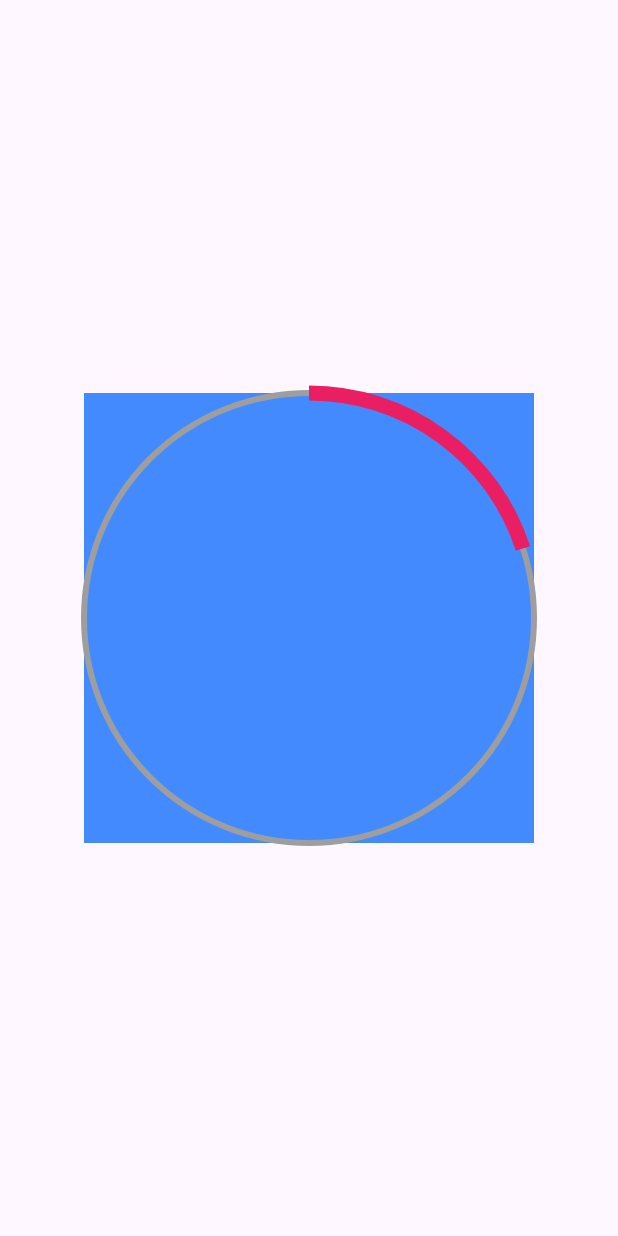
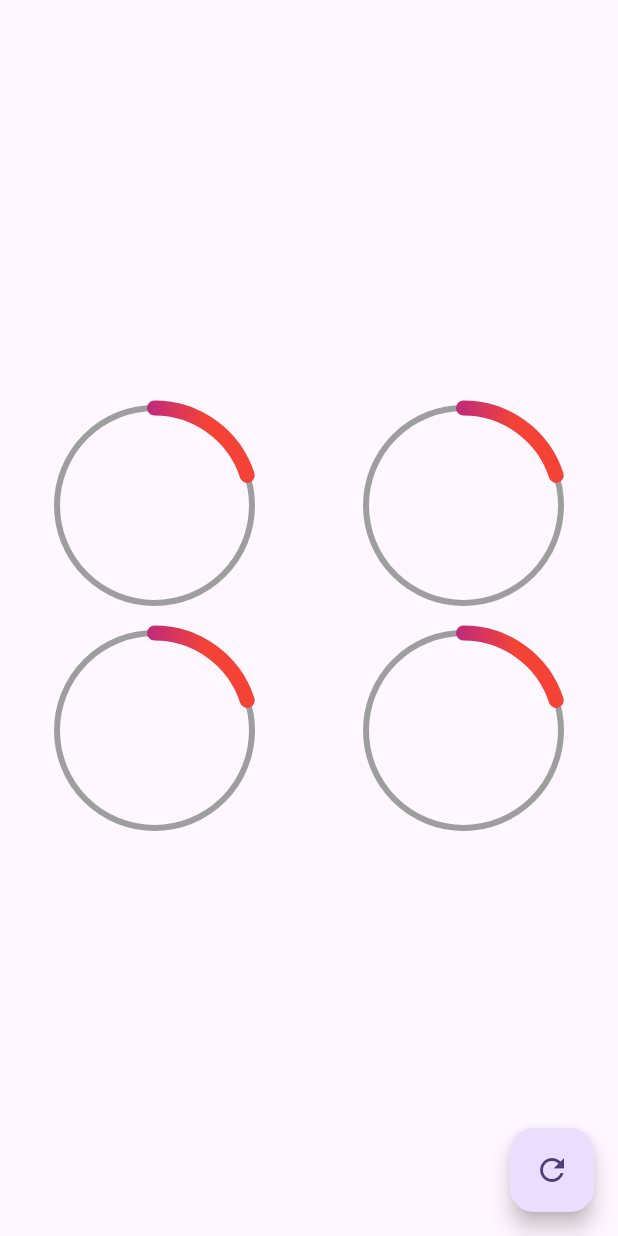
Before and after one commit to joseluiszamora/flutter_circular_progress_painter, a Flutter app: the screen it shows after launch, on a phone screen of 412 x 824 dp. Run offline on Flutter 3.47's test engine with Material 3 defaults, Android fonts, the phone set to English and light mode, and no system bars.

Commit message:
gradient loaders

```diff
--- a/lib/main.dart
+++ b/lib/main.dart
@@ -1,4 +1,5 @@
-import 'package:circular_progress_painter/src/pages/circular_progress_page.dart';
+import 'package:circular_progress_painter/src/labs/circular_progress_page.dart';
+import 'package:circular_progress_painter/src/pages/graficas_circulares_page.dart';
 import 'package:flutter/material.dart';
 
 void main() {
@@ -17,6 +18,6 @@ class MyApp extends StatelessWidget {
           colorScheme: ColorScheme.fromSeed(seedColor: Colors.deepPurple),
           useMaterial3: true,
         ),
-        home: const CircularProgressPage());
+        home: const GraficasCircularesPage());
   }
 }
--- /dev/null
+++ b/lib/src/pages/graficas_circulares_page.dart
@@ -0,0 +1,78 @@
+import 'package:circular_progress_painter/src/widgets/radial_progress.dart';
+import 'package:flutter/material.dart';
+
+class GraficasCircularesPage extends StatefulWidget {
+  const GraficasCircularesPage({super.key});
+
+  @override
+  State<GraficasCircularesPage> createState() => _GraficasCircularesPageState();
+}
+
+class _GraficasCircularesPageState extends State<GraficasCircularesPage> {
+  late double porcentaje = 20.0;
+  @override
+  Widget build(BuildContext context) {
+    return Scaffold(
+      floatingActionButton: FloatingActionButton(
+        onPressed: () {
+          setState(() {
+            porcentaje += 10;
+            if (porcentaje > 100) {
+              porcentaje = 0.0;
+            }
+          });
+        },
+        child: const Icon(Icons.refresh),
+      ),
+      body: Column(
+        mainAxisAlignment: MainAxisAlignment.center,
+        children: [
+          Row(
+            mainAxisAlignment: MainAxisAlignment.spaceAround,
+            children: [
+              CustomRadialProgress(porcentaje: porcentaje, color: Colors.blue),
+              CustomRadialProgress(porcentaje: porcentaje, color: Colors.red),
+            ],
+          ),
+          Row(
+            mainAxisAlignment: MainAxisAlignment.spaceAround,
+            children: [
+              CustomRadialProgress(porcentaje: porcentaje, color: Colors.red),
+              CustomRadialProgress(
+                  porcentaje: porcentaje, color: Colors.orange),
+            ],
+          )
+        ],
+      ),
+    );
+  }
+}
+
+class CustomRadialProgress extends StatelessWidget {
+  final Color color;
+
+  const CustomRadialProgress({
+    super.key,
+    required this.porcentaje,
+    required this.color,
+  });
+
+  final double porcentaje;
+
+  @override
+  Widget build(BuildContext context) {
+    return Center(
+      child: SizedBox(
+        width: 150,
+        height: 150,
+        child: RadialProgress(
+          porcentaje: porcentaje,
+          colorPrimario: color,
+          colorSecundario: Colors.grey,
+          grosorPrimario: 10,
+          grosorSecundario: 4,
+        ),
+      ),
+    );
+  }
+}
--- /dev/null
+++ b/lib/src/widgets/radial_progress.dart
@@ -0,0 +1,121 @@
+import 'dart:math';
+import 'package:flutter/material.dart';
+
+class RadialProgress extends StatefulWidget {
+  final double porcentaje;
+  final Color colorPrimario;
+  final Color colorSecundario;
+  final double grosorSecundario;
+  final double grosorPrimario;
+
+  const RadialProgress({
+    super.key,
+    required this.porcentaje,
+    this.colorPrimario = Colors.blue,
+    this.colorSecundario = Colors.grey,
+    this.grosorPrimario = 10,
+    this.grosorSecundario = 4,
+  });
+
+  @override
+  State<RadialProgress> createState() => _RadialProgressState();
+}
+
+class _RadialProgressState extends State<RadialProgress>
+    with SingleTickerProviderStateMixin {
+  late AnimationController controller;
+  late double porcentajeAnterior;
+
+  @override
+  void initState() {
+    porcentajeAnterior = widget.porcentaje;
+    controller = AnimationController(
+        vsync: this, duration: const Duration(milliseconds: 200));
+
+    super.initState();
+  }
+
+  @override
+  void dispose() {
+    controller.dispose();
+    super.dispose();
+  }
+
+  @override
+  Widget build(BuildContext context) {
+    controller.forward(from: 0.0);
+    final diferenciaAnimar = widget.porcentaje - porcentajeAnterior;
+    porcentajeAnterior = widget.porcentaje;
+
+    return AnimatedBuilder(
+      animation: controller,
+      builder: (BuildContext context, Widget? child) {
+        return Container(
+          padding: const EdgeInsets.all(10),
+          width: double.infinity,
+          height: double.infinity,
+          child: CustomPaint(
+            painter: _MiRadialProgress(
+                (widget.porcentaje - diferenciaAnimar) +
+                    (diferenciaAnimar * controller.value),
+                widget.colorPrimario,
+                widget.colorSecundario,
+                widget.grosorPrimario,
+                widget.grosorSecundario),
+          ),
+        );
+      },
+    );
+  }
+}
+
+class _MiRadialProgress extends CustomPainter {
+  final double porcentaje;
+  final Color colorPrimario;
+  final Color colorSecundario;
+  final double grosorPrimario;
+  final double grosorSecundario;
+
+  _MiRadialProgress(this.porcentaje, this.colorPrimario, this.colorSecundario,
+      this.grosorPrimario, this.grosorSecundario);
+
+  @override
+  void paint(Canvas canvas, Size size) {
+    final Rect rect = Rect.fromCircle(
+      center: const Offset(0, 0),
+      radius: 100,
+    );
+
+    const Gradient gradiente = LinearGradient(colors: <Color>[
+      Color(0xffC012FF),
+      Color(0xff6D05E8),
+      Colors.red,
+    ]);
+    // Circulo completado
+    final paint = Paint()
+      ..strokeWidth = grosorSecundario
+      ..color = colorSecundario
+      ..style = PaintingStyle.stroke;
+
+    final center = Offset(size.width * 0.5, size.height / 2);
+    final radio = min(size.width * 0.5, size.height * 0.5);
+
+    canvas.drawCircle(center, radio, paint);
+
+    // Arco
+    final paintArco = Paint()
+      ..strokeWidth = grosorPrimario
+      // ..color = colorPrimario
+      ..shader = gradiente.createShader(rect)
+      ..strokeCap = StrokeCap.round
+      ..style = PaintingStyle.stroke;
+
+    // Parte que se deberá ir llenando
+    double arcAngle = 2 * pi * (porcentaje / 100);
+    canvas.drawArc(Rect.fromCircle(center: center, radius: radio), -pi / 2,
+        arcAngle, false, paintArco);
+  }
+
+  @override
+  bool shouldRepaint(CustomPainter oldDelegate) => true;
+}
```
Also changed, not shown: lib/src/labs/circular_progress_page.dart (renamed from lib/src/pages/circular_progress_page.dart, +49 -5 lines).
